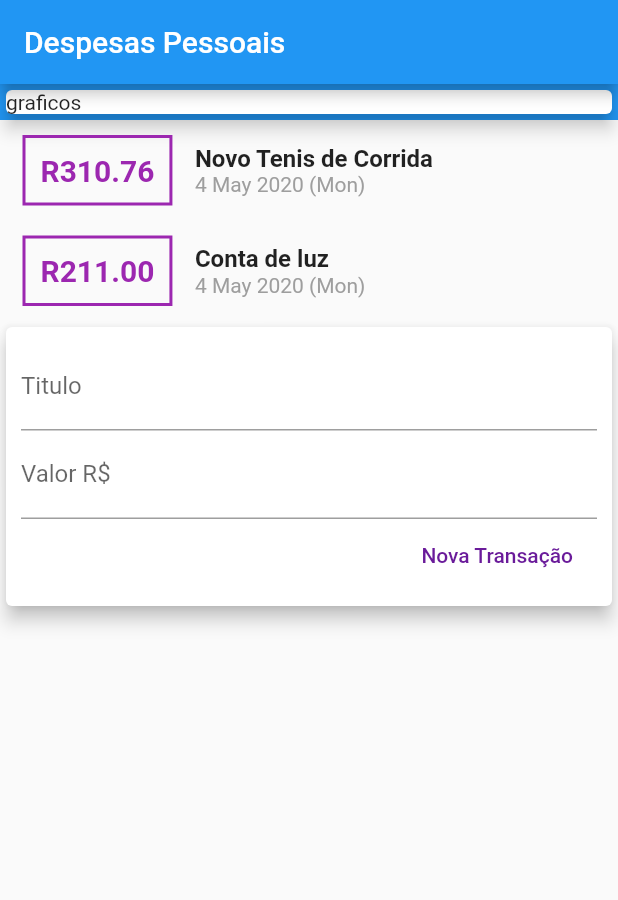
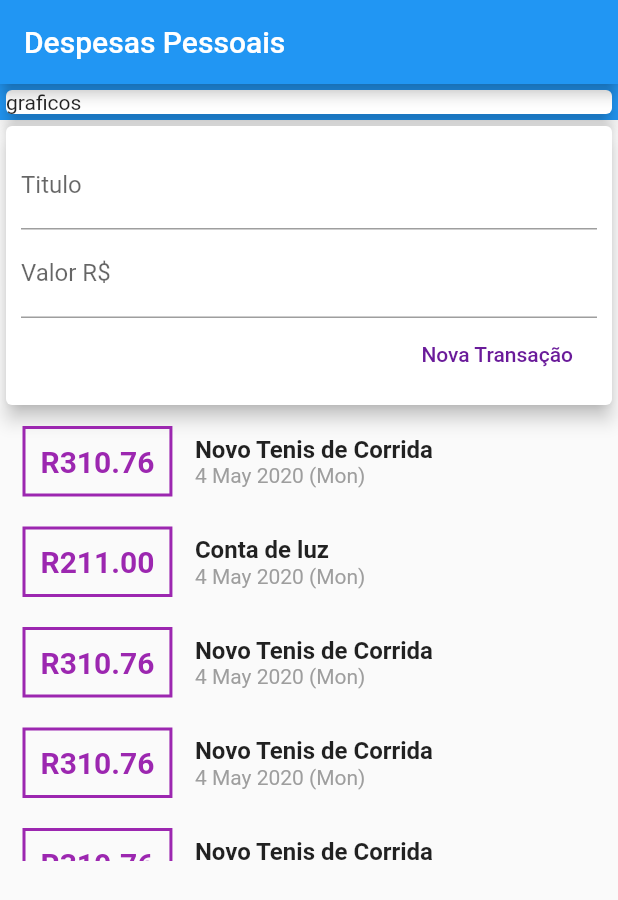
Before and after one commit to kadeguilherme/Despesas-Pessoal, a Flutter app: the screen it shows after launch, on a phone screen of 412 x 824 dp. Shown: the top 900 px of the screen. Run offline on Flutter 3.47's test engine with Material 2 defaults, Android fonts, the phone set to English and light mode, and no system bars.

```diff
--- a/lib/components/transacao_user.dart
+++ b/lib/components/transacao_user.dart
@@ -22,7 +22,43 @@ class _TransacaoUserState extends State<TransacaoUser> {
       title: "Conta de luz",
       value: 211.0,
       date: DateTime.now(),
-    )
+    ),
+    Transacao(
+      id: 't5',
+      title: "Novo Tenis de Corrida",
+      value: 310.76,
+      date: DateTime.now(),
+    ),
+    Transacao(
+      id: 't6',
+      title: "Novo Tenis de Corrida",
+      value: 310.76,
+      date: DateTime.now(),
+    ),
+    Transacao(
+      id: 't7',
+      title: "Novo Tenis de Corrida",
+      value: 310.76,
+      date: DateTime.now(),
+    ),
+    Transacao(
+      id: 't8',
+      title: "Novo Tenis de Corrida",
+      value: 310.76,
+      date: DateTime.now(),
+    ),
+    Transacao(
+      id: 't9',
+      title: "Novo Tenis de Corrida",
+      value: 310.76,
+      date: DateTime.now(),
+    ),
+    Transacao(
+      id: 't10',
+      title: "Novo Tenis de Corrida",
+      value: 30.76,
+      date: DateTime.now(),
+    ),
   ];
 
   _addTransacao(String titulo, double valor) {
@@ -42,8 +78,8 @@ class _TransacaoUserState extends State<TransacaoUser> {
   Widget build(BuildContext context) {
     return Column(
       children: <Widget>[
+        TransacaoForm(_addTransacao),
         TransacaoLista(_transacao),
-        TransacaoForm(_addTransacao),
       ],
     );
   }
--- a/lib/components/transcao_lista.dart
+++ b/lib/components/transcao_lista.dart
@@ -8,8 +8,12 @@ class TransacaoLista extends StatelessWidget {
   TransacaoLista(this.transacao);
   @override
   Widget build(BuildContext context) {
-    return Column(
-      children: transacao.map((tr) {
+    return Container(
+      height: 300,
+      child: ListView.builder(
+        itemCount: transacao.length,
+        itemBuilder: (ctx, index) {
+          final tr = transacao[index];
           return (Row(
             children: <Widget>[
               Container(
@@ -52,7 +56,8 @@ class TransacaoLista extends StatelessWidget {
               ),
             ],
           ));
-      }).toList(),
+        },
+      ),
     );
   }
 }
--- a/lib/main.dart
+++ b/lib/main.dart
@@ -23,7 +23,8 @@ class MyHomePage extends StatelessWidget {
       appBar: AppBar(
         title: Text("Despesas Pessoais"),
       ),
-      body: Column(
+      body: SingleChildScrollView(
+        child: Column(
           //esticar a a linha
           crossAxisAlignment: CrossAxisAlignment.stretch,
           children: <Widget>[
@@ -37,6 +38,7 @@ class MyHomePage extends StatelessWidget {
             TransacaoUser(),
           ],
         ),
+      ),
     );
   }
 }
```
Lines whose indentation alone changed are shown as unchanged.
